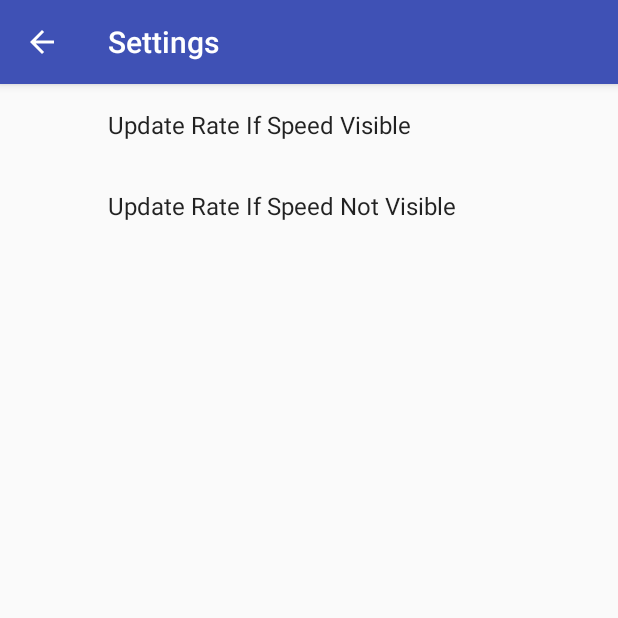
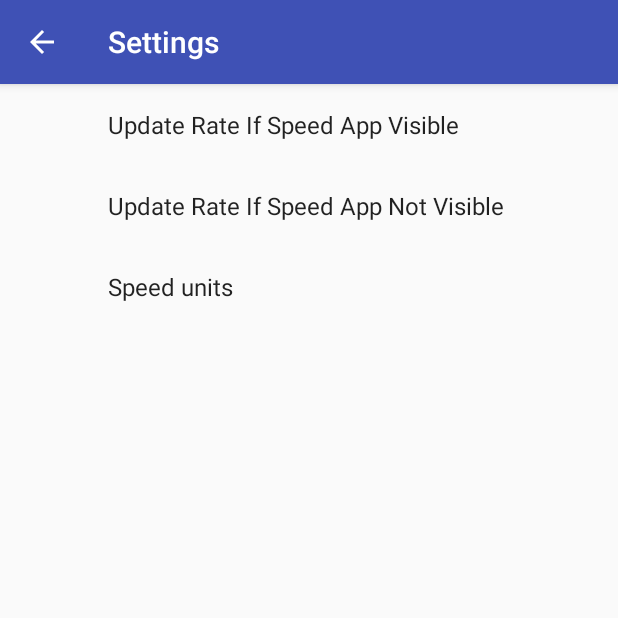
Before and after one commit to vonkratzmann/SpeedDisplay, an Android app: the screen it shows after launch (SettingsActivity), in the options menu, after a tap on "Settings", on a phone screen of 412 x 824 dp, the top half of it. Run offline under Robolectric (Android 15) with nearby library versions, the phone set to English and light mode, and no system bars; our stand-ins replace androidx.preference.

Commit message:
backup of adding units to shared preferences

```diff
--- a/app/src/main/java/kk/speeddisplay/MainActivity.java
+++ b/app/src/main/java/kk/speeddisplay/MainActivity.java
@@ -114,62 +114,50 @@ public class MainActivity extends AppCompatActivity implements
 
     /**
      * Retrieves from shared preferences update rates for when activity is running and not running
+     * register listener for any changes to shared preferences,
+     * for the update values, returned a float, convert to milliseconds,
+     * store as a long for location update provider,
+     * (unregistered in onDestroy)
      */
     private void setupSharedPreferences() {
-        SharedPreferences mSharedPref = PreferenceManager.getDefaultSharedPreferences(this);
-        /* Get the values from shared preferences and store in appropriate variables */
-        getPrefRunningRate(mSharedPref, getString(R.string.pref_running_update_rate_key));
-        getPrefNotRunningRate(mSharedPref, getString(R.string.pref_not_running_update_rate_key));
-        /* register listener for any changes to shared preferences and unregister in onDestroy */
-        mSharedPref.registerOnSharedPreferenceChangeListener(this);
-    }
+        //Log.d(TAG, " setupSharedPreferences");
+        float rate;
 
-    @Override
-    public void onSharedPreferenceChanged(SharedPreferences sharedPreferences, String key) {
-        if (key.equals(getString(R.string.pref_running_update_rate_key))) {
-            getPrefRunningRate(sharedPreferences, key);
-        } else if (key.equals(getString(R.string.pref_not_running_update_rate_key))) {
-            getPrefNotRunningRate(sharedPreferences, key);
-        }
+        rate = Preferences.getPrefRunningRate(this);
+        mActivityRunningUpdateRate = (long) (rate * 1000F);
+        rate = Preferences.getPrefNotRunningRate(this);
+        mActivityNotRunningUpdateRate = (long) (rate * 1000F);
+
+        // register listener
+        SharedPreferences pref = PreferenceManager.getDefaultSharedPreferences(this);
+        pref.registerOnSharedPreferenceChangeListener(this);
     }
 
     /**
-     * Gets rate at which location provider provides updates when the activity is running
-     * gets the new rate fom the share preferences
-     * converts it to milliseconds and saves it as a long in the rate variable
+     * Check which preference changed,
+     * gets the new value which is returned as a float in seconds,
+     * converts this to milliseconds as the location provider uses milliseconds,
+     * stores it in the appropriate global variable as a long
      *
-     * @param sharedPreferences SharedPreference object where preferences are stored
-     * @param key               preference key
+     * @param sharedPreferences preference object with the change
+     * @param keyInSecs         key for preference that changed
      */
-    private void getPrefRunningRate(SharedPreferences sharedPreferences, String key) {
-        /* get rate, convert to milliseconds, save it as update provider requires milliseconds */
-        String rate = sharedPreferences.getString(key,
-                Constant.RUNNING_UPDATE_RATE_DEFAULT.toString());
+    @Override
+    public void onSharedPreferenceChanged(SharedPreferences sharedPreferences, String keyInSecs) {
+        float rateInSecs;
+        String key;
 
-        //Log.d(TAG, "updatePrefRunningRate rate: " + rate);
-        Float rateFloat = Float.valueOf(rate);
-        /* convert to milliseconds and store as a long for location update provider */
-        rateFloat = rateFloat * 1000F;
-        mActivityRunningUpdateRate = rateFloat.longValue();
-    }
-
-    /**
-     * Gets rate at which location provider provides updates when the activity is not running
-     * gets the new rate fom the share preferences
-     * converts it to milliseconds and saves it as a long in the rate variable
-     *
-     * @param sharedPreferences SharedPreference object where preferences are stored
-     * @param key               preference key
-     */
-    private void getPrefNotRunningRate(SharedPreferences sharedPreferences, String key) {
-        String rate = sharedPreferences.getString(key,
-                Constant.NOT_RUNNING_UPDATE_RATE_DEFAULT.toString());
-
-        //Log.d(TAG, "getPrefNotRunningRate rate: " + rate);
-        Float rateFloat = Float.valueOf(rate);
-        /* convert to milliseconds and store as a long for location update provider */
-        rateFloat = rateFloat * 1000F;
-        mActivityNotRunningUpdateRate = rateFloat.longValue();
+        key = getString(R.string.pref_key_running_update_rate);
+        if (keyInSecs.equals(key)) {
+            rateInSecs = Preferences.getPrefRunningRate(this);
+            mActivityRunningUpdateRate =  (long)(rateInSecs * 1000F);
+            return;
+        }
+        key = getString(R.string.pref_key_not_running_update_rate);
+         if (keyInSecs.equals(key)) {
+            rateInSecs = Preferences.getPrefNotRunningRate(this);
+            mActivityNotRunningUpdateRate = (long) (rateInSecs * 1000F);
+        }
     }
 
     protected void onStart() {
@@ -217,14 +205,14 @@ public class MainActivity extends AppCompatActivity implements
     /**
      * sends via broadcast location provider update rate to the service and
      * flag if the maximum speed should be reset and
-     * flag if the activit is running
+     * flag if the activity is running
      *
      * @param rate          update rate to be sent to the location provider
      * @param resetMaxSpeed if true tell service to clear max speed
      */
     private void sendRateToService(long rate, boolean resetMaxSpeed, boolean activityRunning) {
-        //Log.d(TAG, "sendRateToService rate: " + rate + " resetMaxSpeed: " + resetMaxSpeed +
-        //        " activityRunning: " + activityRunning);
+       // Log.d(TAG, "sendRateToService rate: " + rate + " resetMaxSpeed: " + resetMaxSpeed +
+       //         " activityRunning: " + activityRunning);
         /* set up broadcast to pass the running update rate to the service*/
         Intent updateRate = new Intent();
         updateRate.setAction(getString(R.string.ACTION_SendRateToService));
@@ -257,31 +245,12 @@ public class MainActivity extends AppCompatActivity implements
         }
     }
 
-    /**
-     * Check strings represents a valid floating point number
-     * and its value is greater than zero and less than the largest Long number
-     * (why anybody would want such a big number, I don't know)
-     *
-     * @param textNumber String which represents a floating point number
-     * @return true if strings represents valid float number
-     */
-    public static boolean checkFloatFormat(String textNumber) {
-        try {
-            Float number = Float.valueOf(textNumber);
-            if (number <= 0 || number >= Long.MAX_VALUE) {
-                return false;
-            }
-        } catch (NumberFormatException nfe) {
-            return false;
-        }
-        return true;
-    }
-
     public class MySpeedBroadcastReceiver extends BroadcastReceiver {
         private final String TAG = "SpeedDisplay " + MySpeedBroadcastReceiver.class.getSimpleName();
 
         /**
          * Retrieves both speed and maximum speed and displays them both
+         * ensures the correct units are displayed with the correct format
          *
          * @param context context
          * @param intent  source of broadcast
@@ -290,13 +259,15 @@ public class MainActivity extends AppCompatActivity implements
         public void onReceive(Context context, Intent intent) {
             /* get the speed and display it */
             Float speed = intent.getFloatExtra(getString(R.string.extra_key_speed), 0.0F);
+            String formattedSpeed = Utilities.formatSpeed(context, speed);
             //Log.d(TAG, "onReceive Speed: " + speed);
-            mCurrentSpeedTextView.setText(String.format(Locale.UK, getString(R.string.units_and_number_of_decimals), speed));
+            mCurrentSpeedTextView.setText(formattedSpeed);
 
             /* get the max speed and display it */
             Float maxSpeed = intent.getFloatExtra(getString(R.string.extra_key_max_speed), 0.0F);
             //Log.d(TAG, "onReceive maxSpeed: " + maxSpeed);
-            mMaxSpeedTextView.setText(String.format(Locale.UK, "%1$.1f km/hr", maxSpeed));
+            String formattedMAxSpeed = Utilities.formatSpeed(context, maxSpeed);
+            mMaxSpeedTextView.setText(formattedMAxSpeed);
         }
     }
 
--- /dev/null
+++ b/app/src/main/java/kk/speeddisplay/Preferences.java
@@ -0,0 +1,81 @@
+package kk.speeddisplay;
+
+import android.content.Context;
+import android.content.SharedPreferences;
+import android.support.v7.preference.PreferenceManager;
+import android.util.Log;
+
+public class Preferences {
+
+    /* get a tag for output debugging */
+    private final static String TAG = "SpeedDisplay " + Preferences.class.getSimpleName();
+
+    /**
+     * Gets rate at which location provider provides updates when the activity is running
+     * gets the new rate fom the share preferences
+     *
+     * @param context context used to get the shared preferences
+     * @return location update rate for when activity is running in seconds
+     */
+    protected static float getPrefRunningRate(Context context) {
+        SharedPreferences prefs = android.preference.PreferenceManager.
+                getDefaultSharedPreferences(context);
+        // get rate
+        String key = context.getString(R.string.pref_key_running_update_rate);
+        String defaultRate = Constant.RUNNING_UPDATE_RATE_DEFAULT.toString();
+        String rate = prefs.getString(key, defaultRate);
+
+        //Log.d(TAG, "updatePrefRunningRate rate: " + rate);
+        return Float.valueOf(rate);
+    }
+
+    /**
+     * Gets rate at which location provider provides updates when the activity is not running
+     * gets the new rate fom the share preferences
+     *
+     * @param context context used to get the shared preferences
+     * @return location update rate for when activity is not running in seconds
+     */
+    protected static float getPrefNotRunningRate(Context context) {
+        SharedPreferences prefs = android.preference.PreferenceManager.
+                getDefaultSharedPreferences(context);
+        // get rate
+        String key = context.getString(R.string.pref_key_not_running_update_rate);
+        String defaultRate = Constant.NOT_RUNNING_UPDATE_RATE_DEFAULT.toString();
+        String rate = prefs.getString(key, defaultRate);
+
+        //Log.d(TAG, "getPrefNotRunningRate rate: " + rate);
+        return Float.valueOf(rate);
+    }
+
+    /**
+     * Returns true if the user has selected metric speed display.
+     *
+     * @param context Context used to get the SharedPreferences
+     * @return true if metric display should be used
+     */
+    protected static boolean isMetric(Context context) {
+        SharedPreferences prefs = PreferenceManager.getDefaultSharedPreferences(context);
+        String keyForUnits = context.getString(R.string.pref_key_units);
+        String defaultUnits = context.getString(R.string.pref_option_units_metric);
+        String preferredUnits = prefs.getString(keyForUnits, defaultUnits);
+        String metric = context.getString(R.string.pref_option_units_metric);
+        return metric.equals(preferredUnits);
+    }
+
+    /**
+     * Retrieves saved maximum speed from Shared preferences
+     *
+     * @param context Context used to get the SharedPreferences
+     * @return maximum speed
+     */
+    protected static float getPrefMaxSpeed(Context context) {
+        SharedPreferences prefs = android.preference.PreferenceManager.
+                getDefaultSharedPreferences(context);
+        String key = context.getString(R.string.pref_key_saved_max_speed);
+        float maxSpeed = prefs.getFloat(key, 0.0F);
+        //Log.d(TAG, "updatePrefMaxSpeed mMaxSpeed: " + Float.toString(maxSpeed));
+        return maxSpeed;
+    }
+
+}
--- a/app/src/main/java/kk/speeddisplay/SettingsFragment.java
+++ b/app/src/main/java/kk/speeddisplay/SettingsFragment.java
@@ -10,9 +10,6 @@ import android.support.v7.preference.Preference;
 import android.support.v7.preference.PreferenceFragmentCompat;
 import android.support.v7.preference.PreferenceScreen;
 import android.widget.Toast;
-
-import static kk.speeddisplay.MainActivity.checkFloatFormat;
-
 
 public class SettingsFragment extends PreferenceFragmentCompat implements
         SharedPreferences.OnSharedPreferenceChangeListener, Preference.OnPreferenceChangeListener {
@@ -38,10 +35,10 @@ public class SettingsFragment extends PreferenceFragmentCompat implements
             }
         }
         /* Attach the listener to the preferences */
-        Preference preference = findPreference(getString(R.string.pref_running_update_rate_key));
+        Preference preference = findPreference(getString(R.string.pref_key_running_update_rate));
         preference.setOnPreferenceChangeListener(this);
 
-        preference = findPreference(getString(R.string.pref_not_running_update_rate_key));
+        preference = findPreference(getString(R.string.pref_key_not_running_update_rate));
         preference.setOnPreferenceChangeListener(this);
     }
 
@@ -90,13 +87,13 @@ public class SettingsFragment extends PreferenceFragmentCompat implements
     public boolean onPreferenceChange(Preference preference, Object newValue) {
         Toast error = Toast.makeText(getContext(), "Invalid number format", Toast.LENGTH_SHORT);
 
-        String runningRateKey = getString(R.string.pref_running_update_rate_key);
-        String notRunningRateKey = getString(R.string.pref_not_running_update_rate_key);
+        String runningRateKey = getString(R.string.pref_key_running_update_rate);
+        String notRunningRateKey = getString(R.string.pref_key_not_running_update_rate);
 
         if (preference.getKey().equals(runningRateKey) || preference.getKey().equals(notRunningRateKey)) {
             String rate = (String) newValue;
             /* check valid entry */
-            if (checkFloatFormat(rate)) {
+            if (Utilities.checkFloatisPostive(rate)) {
                 return true;
             } else {
                 error.show();
--- /dev/null
+++ b/app/src/main/res/values/arrays.xml
@@ -0,0 +1,12 @@
+<?xml version="1.0" encoding="utf-8"?>
+<resources>
+    <string-array name="pref_units_options">
+        <item>@string/pref_title_units_metric</item>
+        <item>@string/pref_title_units_imperial</item>
+    </string-array>
+
+    <string-array name="pref_units_values">
+        <item>@string/pref_option_units_metric</item>
+        <item>@string/pref_option_units_imperial</item>
+    </string-array>
+</resources>
--- a/app/src/main/res/values/strings.xml
+++ b/app/src/main/res/values/strings.xml
@@ -1,5 +1,5 @@
 <resources>
-    <!-- Main activity strings -->
+    <!--Used in Action Bar, and in AndroidManifest to tell the device the name of this app.-->
     <string name="main_activity_title">Speed</string>
 
     <!-- menu titles -->
@@ -14,31 +14,39 @@
     <string name="speed">0.0 km/hr</string>
     <string name="max_speed_title">Maximum Speed</string>
 
+    <!-- display format for speed and maximum speed with one decimal point -->
+    <string name="speed_format_kph">%1$.1f km/hr</string>
+    <string name="speed_format_mph">%1$.1f miles/hr</string>
 
     <!-- Settings activity strings -->
     <string name="settings_activity_title">Settings</string>
 
     <!-- Shared Preferences -->
-    <!-- Shared Preference keys  -->
-    <string name="pref_saved_max_speed_key" translatable="false">savedMaxSpeed</string>
-    <string name="pref_running_update_rate_key" translatable="false">AppsRunning</string>
-    <string name="pref_not_running_update_rate_key" translatable="false">AppsNotRunning</string>
-    <string name="pref_activity_state_key" translatable="false">ActivityState</string>
+    <!-- Shared preference keys  -->
+    <string name="pref_key_saved_max_speed" translatable="false">savedMaxSpeed</string>
+    <string name="pref_key_running_update_rate" translatable="false">AppsRunning</string>
+    <string name="pref_key_not_running_update_rate" translatable="false">AppsNotRunning</string>
+    <string name="pref_key_units" translatable="false">Units</string>
 
-    <string name="pref_saved_max_speed_title">Maximum Speed</string>
+    <!--Shared preference title, dialog, summaries -->
+    <!-- Activity running -->
+    <string name="pref_title_running_update_rate">Update Rate If Speed App Visible</string>
+    <string name="pref_summary_running_update_rate">Rate at which the speed is updated when the application is displayed.</string>
+    <string name="pref_dialog_title_running_rate">Dialog Running Title</string>
 
-    <string name="pref_running_update_rate_title">Update Rate If Speed Visible</string>
-    <string name="pref_running_update_rate_summary">Rate at which the speed is updated when the application is displayed.</string>
-    <string name="pref_running_update_rate_default" translatable="false">2</string>
-
-    <string name="pref_not_running_update_rate_title">Update Rate If Speed Not Visible</string>
-    <string name="pref_not_running_update_rate_summary">Rate at which the speed is updated when the application is not displayed.</string>
-    <string name="pref_not_running_update_rate_default" translatable="false">30</string>
-
-    <string name="pref_dialog_title_running">Dialog Running Title</string>
-    <string name="pref_dialog_title_not_running">Dialog Not Running Title</string>
+    <!-- Activity not runing -->
+    <string name="pref_title_not_running_update_rate">Update Rate If Speed App Not Visible</string>
+    <string name="pref_summary_not_running_update_rate">Rate at which the speed is updated when the application is not displayed.</string>
+    <string name="pref_dialog_title_not_running_rate">Dialog Not Running Title</string>
 
     <string name="pref_activity_update_rate_dialog">Enter the time in seconds"</string>
+
+    <!-- Units -->
+    <string name="pref_title_units_">Speed units</string> <!-- [CHAR LIMIT=30] -->
+    <string name="pref_title_units_metric">Metric</string> <!--[CHAR LIMIT=25] -->
+    <string name="pref_title_units_imperial">Imperial</string> <!--[CHAR LIMIT=25] -->
+    <string name="pref_option_units_metric" translatable="false">metric</string>
+    <string name="pref_option_units_imperial" translatable="false">imperial</string>
 
     <!-- display formatting -->
     <string name="units_and_number_of_decimals">%1$.1f km/hr</string>
--- a/app/src/main/res/xml/pref_speed.xml
+++ b/app/src/main/res/xml/pref_speed.xml
@@ -3,21 +3,26 @@
                   xmlns:tools="http://schemas.android.com/tools">
 
     <EditTextPreference
-        android:defaultValue="@string/pref_running_update_rate_default"
         android:dialogMessage="@string/pref_activity_update_rate_dialog"
-        android:key="@string/pref_running_update_rate_key"
+        android:key="@string/pref_key_running_update_rate"
         android:singleLine="false"
-        android:summary="@string/pref_running_update_rate_summary"
-        android:title="@string/pref_running_update_rate_title"
+        android:summary="@string/pref_summary_running_update_rate"
+        android:title="@string/pref_title_running_update_rate"
         tools:singleLine="false"/>
 
     <EditTextPreference
-        android:defaultValue="@string/pref_not_running_update_rate_default"
         android:dialogMessage="@string/pref_activity_update_rate_dialog"
-        android:key="@string/pref_not_running_update_rate_key"
+        android:key="@string/pref_key_not_running_update_rate"
         android:singleLine="false"
-        android:summary="@string/pref_not_running_update_rate_summary"
-        android:title="@string/pref_not_running_update_rate_title"
+        android:summary="@string/pref_summary_not_running_update_rate"
+        android:title="@string/pref_title_not_running_update_rate"
         tools:singleLine="false"/>
 
+    <ListPreference
+        android:defaultValue="@string/pref_option_units_metric"
+        android:entries="@array/pref_units_options"
+        android:entryValues="@array/pref_units_values"
+        android:key="@string/pref_key_units"
+        android:title="@string/pref_title_units_" />
+
 </PreferenceScreen>
```
Also changed, not shown: app/src/main/java/kk/speeddisplay/GetSpeedService.java (+39 -28 lines), app/src/main/java/kk/speeddisplay/Utilities.java (added, +66 -0 lines).
